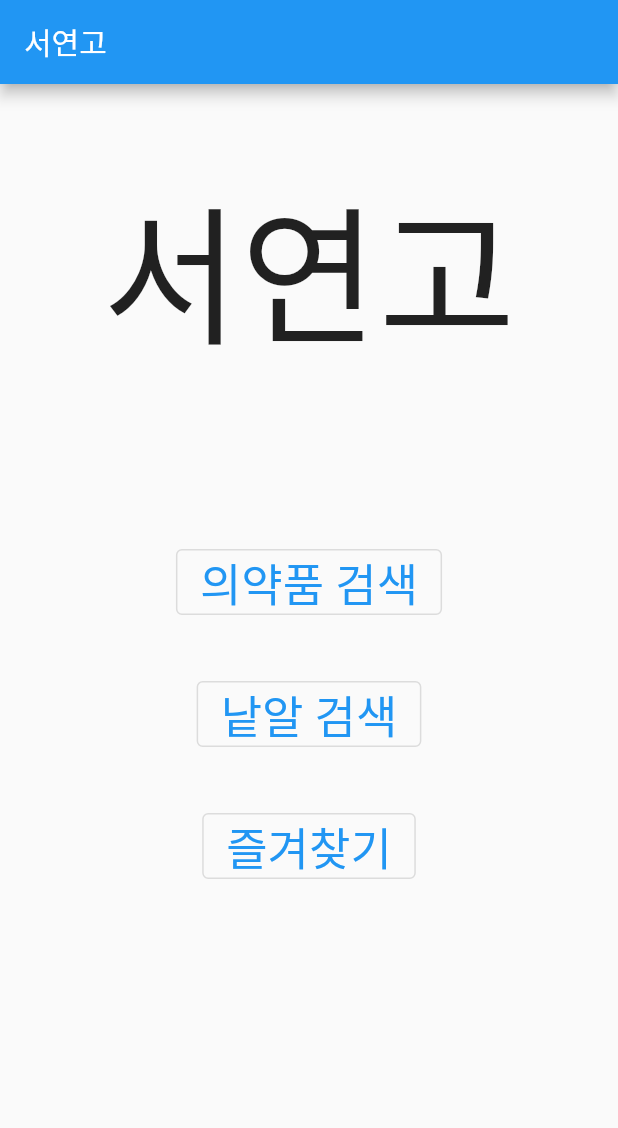
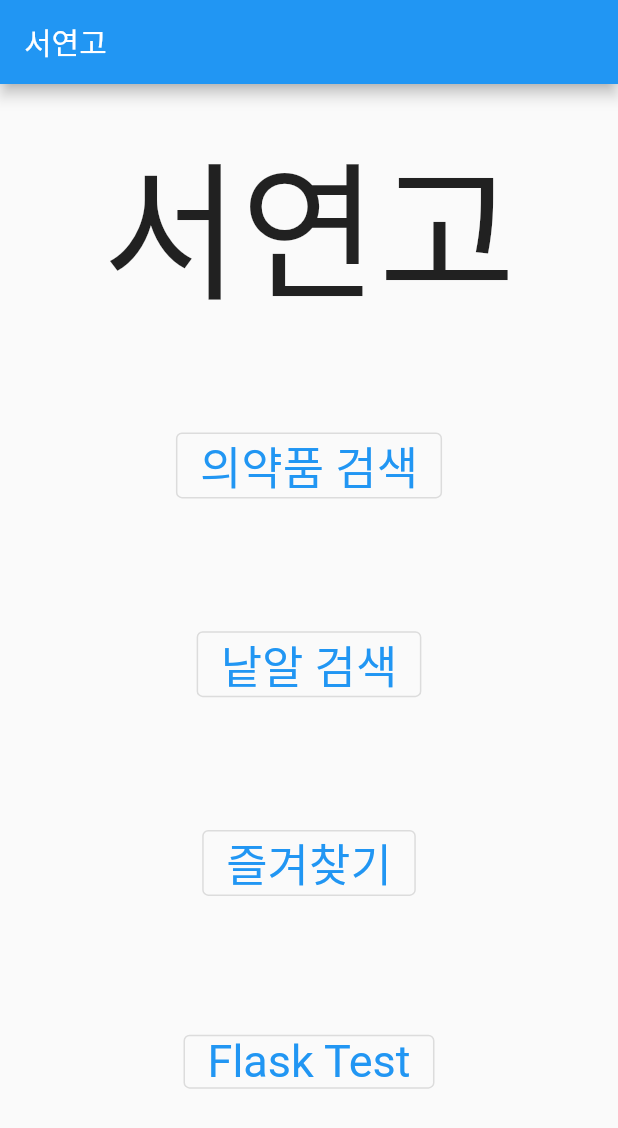
Before and after one commit to choius323/seoyeongo, a Flutter app: the screen it shows after launch, on a phone screen of 412 x 824 dp. Shown: the top 1128 px of the screen. Run offline on Flutter 3.47's test engine with Material 2 defaults, Android fonts, the light colour scheme and no system bars; our stand-ins replace camera, image_cropper, image_picker, permission_handler.

Commit message:
edit SearchPill.dart

```diff
--- a/lib/SearchPill.dart
+++ b/lib/SearchPill.dart
@@ -61,8 +61,8 @@ class SearchPillState extends State<SearchPill> {
     final width = MediaQuery.of(context).size.width / 1.5;
     final height = MediaQuery.of(context).size.height / 1.5;
 
-    if (camPermissionsGranted) {
-      // && !controller.value.isInitialized
+    // if (camPermissionsGranted) {
+    //   // && !controller.value.isInitialized
       return Scaffold(
           appBar: AppBar(
             title: Text('낱알 검색'),
@@ -105,13 +105,13 @@ class SearchPillState extends State<SearchPill> {
               ],
             ),
           ));
-    } else {
-      return Container(
-        child: AlertDialog(content: Text('카메라 권한이 필요합니다.'), actions: [
-          TextButton(onPressed: () => Navigator.pop(context), child: Text('닫기'))
-        ]),
-      );
-    }
+    // } else {
+    //   return Container(
+    //     child: AlertDialog(content: Text('카메라 권한이 필요합니다.'), actions: [
+    //       TextButton(onPressed: () => Navigator.pop(context), child: Text('닫기'))
+    //     ]),
+    //   );
+    // }
   }
 
   Widget takePictureButton(context) {
--- a/lib/main.dart
+++ b/lib/main.dart
@@ -3,6 +3,7 @@ import 'package:flutter/material.dart';
 import 'package:flutter/services.dart';
 
 import 'Bookmark.dart';
+import 'FlaskTest.dart';
 import 'SearchMedicine.dart';
 import 'SearchPill.dart';
 
@@ -31,34 +32,35 @@ class MyApp extends StatelessWidget {
         title: Text('서연고'),
       ),
       body: Container(
-          alignment: Alignment.center,
+        alignment: Alignment.topCenter,
+        margin: EdgeInsets.only(bottom: 50),
         child: Column(
-            // mainAxisAlignment: MainAxisAlignment.center,
+          // mainAxisAlignment: MainAxisAlignment.start,
           children: <Widget>[
-              Column(children: <Widget>[
             Padding(
-                  padding: EdgeInsets.symmetric(vertical: 50),
+              padding: EdgeInsets.symmetric(vertical: 20),
               child: Text(
                 '서연고',
                 style: TextStyle(fontSize: 100),
               ),
             ),
-              ]),
 
             // 버튼 배치
-              Column(
-                mainAxisAlignment: MainAxisAlignment.start,
+            Expanded(
+              flex: 2,
+              child: Column(
+                mainAxisAlignment: MainAxisAlignment.spaceAround,
                 children: <Widget>[
-                  SizedBox(height: boxSize * 1.5),
                   _mainButton(context, SearchMedicine(), '의약품 검색'),
-                  SizedBox(height: boxSize),
                   _mainButton(context, SearchPill(), '낱알 검색'),
-                  SizedBox(height: boxSize),
                   _mainButton(context, Bookmark(), '즐겨찾기'),
+                  _mainButton(context, WebTest(), 'Flask Test')
                 ],
               ),
+            )
           ],
-          )),
+        ),
+      ),
     );
   }
 
```
Lines whose indentation alone changed are shown as unchanged.
